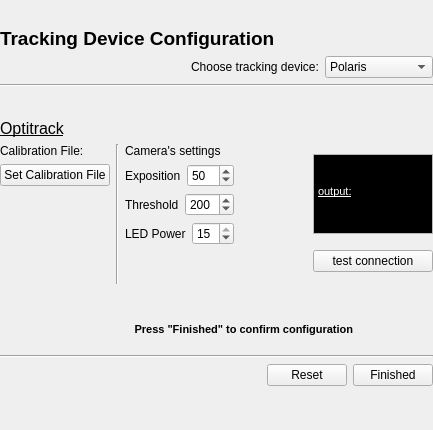
First picture: the form in Modules/IGTUI/Qmitk/QmitkTrackingDeviceConfigurationWidgetControls.ui, repository MITK/MITK, before the edit.
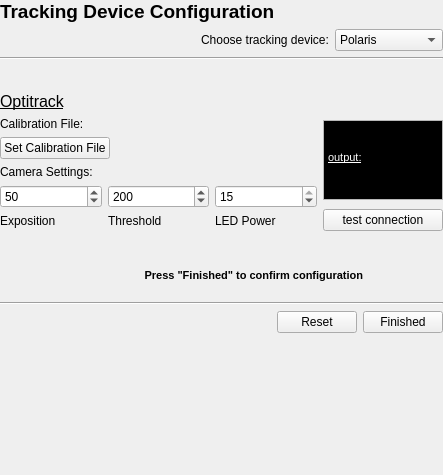
Second picture: the form after the edit. The open tabs and pages were chosen to show the change.

Commit message: changed alignment of UI elements to make the widget smaller

The edit to the form file:
```diff
--- a/Modules/IGTUI/Qmitk/QmitkTrackingDeviceConfigurationWidgetControls.ui
+++ b/Modules/IGTUI/Qmitk/QmitkTrackingDeviceConfigurationWidgetControls.ui
@@ -6,8 +6,8 @@
    <rect>
     <x>0</x>
     <y>0</y>
-    <width>433</width>
-    <height>430</height>
+    <width>443</width>
+    <height>475</height>
    </rect>
   </property>
   <property name="sizePolicy">
@@ -37,16 +37,27 @@
            <item>
             <widget class="QLabel" name="widget_title_label">
              <property name="text">
-              <string>
-                              &lt;!DOCTYPE HTML PUBLIC &quot;-//W3C//DTD HTML 4.0//EN&quot; &quot;http://www.w3.org/TR/REC-html40/strict.dtd&quot;&gt;
-                              &lt;html&gt;&lt;head&gt;&lt;meta name=&quot;qrichtext&quot; content=&quot;1&quot; /&gt;&lt;style type=&quot;text/css&quot;&gt;
-                              p, li { white-space: pre-wrap; }
-                              &lt;/style&gt;&lt;/head&gt;&lt;body style=&quot; font-family:'MS Shell Dlg 2'; font-size:8.25pt; font-weight:400; font-style:normal;&quot;&gt;
-                              &lt;p style=&quot; margin-top:0px; margin-bottom:0px; margin-left:0px; margin-right:0px; -qt-block-indent:0; text-indent:0px;&quot;&gt;&lt;span style=&quot; font-size:14pt; font-weight:600;&quot;&gt;Tracking Device Configuration&lt;/span&gt;&lt;/p&gt;&lt;/body&gt;&lt;/html&gt;
-                            </string>
+              <string>&lt;!DOCTYPE HTML PUBLIC &quot;-//W3C//DTD HTML 4.0//EN&quot; &quot;http://www.w3.org/TR/REC-html40/strict.dtd&quot;&gt;
+&lt;html&gt;&lt;head&gt;&lt;meta name=&quot;qrichtext&quot; content=&quot;1&quot; /&gt;&lt;style type=&quot;text/css&quot;&gt;
+p, li { white-space: pre-wrap; }
+&lt;/style&gt;&lt;/head&gt;&lt;body style=&quot; font-family:'MS Shell Dlg 2'; font-size:7.8pt; font-weight:400; font-style:normal;&quot;&gt;
+&lt;p style=&quot; margin-top:0px; margin-bottom:0px; margin-left:0px; margin-right:0px; -qt-block-indent:0; text-indent:0px;&quot;&gt;&lt;span style=&quot; font-size:14pt; font-weight:600;&quot;&gt;Tracking Device Configuration&lt;/span&gt;&lt;/p&gt;&lt;/body&gt;&lt;/html&gt;</string>
              </property>
             </widget>
            </item>
+           <item>
+            <spacer name="horizontalSpacer_7">
+             <property name="orientation">
+              <enum>Qt::Horizontal</enum>
+             </property>
+             <property name="sizeHint" stdset="0">
+              <size>
+               <width>40</width>
+               <height>20</height>
+              </size>
+             </property>
+            </spacer>
+           </item>
           </layout>
          </item>
          <item>
@@ -670,7 +681,7 @@
             </layout>
            </widget>
            <widget class="QWidget" name="optitrack_page">
-            <layout class="QVBoxLayout" name="verticalLayout_19">
+            <layout class="QVBoxLayout" name="verticalLayout_21">
              <item>
               <widget class="QLabel" name="Optitrack_label">
                <property name="sizePolicy">
@@ -691,9 +702,9 @@
               </widget>
              </item>
              <item>
-              <layout class="QHBoxLayout" name="horizontalLayout_19">
+              <layout class="QHBoxLayout" name="horizontalLayout_18">
                <item>
-                <layout class="QVBoxLayout" name="verticalLayout_18">
+                <layout class="QVBoxLayout" name="verticalLayout_20">
                  <item>
                   <widget class="QLabel" name="m_OptitrackCalibrationFile">
                    <property name="text">
@@ -702,6 +713,8 @@
                   </widget>
                  </item>
                  <item>
+                  <layout class="QHBoxLayout" name="horizontalLayout_17">
+                   <item>
                   <widget class="QPushButton" name="m_SetOptitrackCalibrationFile">
                    <property name="text">
                     <string>Set Calibration File</string>
@@ -709,45 +722,31 @@
                   </widget>
                  </item>
                  <item>
-                  <spacer name="verticalSpacer_9">
+                    <spacer name="horizontalSpacer_6">
                    <property name="orientation">
-                    <enum>Qt::Vertical</enum>
+                      <enum>Qt::Horizontal</enum>
                    </property>
                    <property name="sizeHint" stdset="0">
                     <size>
-                     <width>20</width>
-                     <height>40</height>
+                       <width>40</width>
+                       <height>20</height>
                     </size>
                    </property>
                   </spacer>
                  </item>
                 </layout>
                </item>
-               <item>
-                <widget class="Line" name="line_2">
-                 <property name="orientation">
-                  <enum>Qt::Vertical</enum>
-                 </property>
-                </widget>
-               </item>
-               <item>
-                <layout class="QVBoxLayout" name="verticalLayout_17">
                  <item>
                   <widget class="QLabel" name="label_Camera_Settings">
                    <property name="text">
-                    <string>Camera's settings</string>
+                    <string>Camera Settings:</string>
                    </property>
                   </widget>
                  </item>
                  <item>
                   <layout class="QHBoxLayout" name="horizontalLayout_15">
                    <item>
-                    <widget class="QLabel" name="label_11">
-                     <property name="text">
-                      <string>Exposition</string>
-                     </property>
-                    </widget>
-                   </item>
+                    <layout class="QVBoxLayout" name="verticalLayout_17">
                    <item>
                     <widget class="QSpinBox" name="m_OptitrackExp">
                      <property name="minimum">
@@ -761,17 +760,17 @@
                      </property>
                     </widget>
                    </item>
-                  </layout>
-                 </item>
                  <item>
-                  <layout class="QHBoxLayout" name="horizontalLayout_17">
-                   <item>
-                    <widget class="QLabel" name="label_12">
+                      <widget class="QLabel" name="label_11">
                      <property name="text">
-                      <string>Threshold</string>
+                        <string>Exposition</string>
                      </property>
                     </widget>
                    </item>
+                    </layout>
+                   </item>
+                   <item>
+                    <layout class="QVBoxLayout" name="verticalLayout_18">
                    <item>
                     <widget class="QSpinBox" name="m_OptitrackThr">
                      <property name="maximum">
@@ -782,10 +781,27 @@
                      </property>
                     </widget>
                    </item>
+                     <item>
+                      <widget class="QLabel" name="label_12">
+                       <property name="text">
+                        <string>Threshold</string>
+                       </property>
+                      </widget>
+                     </item>
                   </layout>
                  </item>
                  <item>
-                  <layout class="QHBoxLayout" name="horizontalLayout_18">
+                    <layout class="QVBoxLayout" name="verticalLayout_19">
+                     <item>
+                      <widget class="QSpinBox" name="m_OptitrackLed">
+                       <property name="maximum">
+                        <number>15</number>
+                       </property>
+                       <property name="value">
+                        <number>15</number>
+                       </property>
+                      </widget>
+                     </item>
                    <item>
                     <widget class="QLabel" name="label_13">
                      <property name="text">
@@ -793,46 +809,25 @@
                      </property>
                     </widget>
                    </item>
-                   <item>
-                    <widget class="QSpinBox" name="m_OptitrackLed">
-                     <property name="maximum">
-                      <number>15</number>
-                     </property>
-                     <property name="value">
-                      <number>15</number>
-                     </property>
-                    </widget>
+                    </layout>
                    </item>
                   </layout>
                  </item>
                  <item>
-                  <spacer name="verticalSpacer_10">
+                  <spacer name="verticalSpacer_8">
                    <property name="orientation">
                     <enum>Qt::Vertical</enum>
                    </property>
                    <property name="sizeHint" stdset="0">
                     <size>
                      <width>20</width>
-                     <height>40</height>
+                     <height>5</height>
                     </size>
                    </property>
                   </spacer>
                  </item>
                 </layout>
                </item>
-               <item>
-                <spacer name="horizontalSpacer_6">
-                 <property name="orientation">
-                  <enum>Qt::Horizontal</enum>
-                 </property>
-                 <property name="sizeHint" stdset="0">
-                  <size>
-                   <width>40</width>
-                   <height>20</height>
-                  </size>
-                 </property>
-                </spacer>
-               </item>
                <item>
                 <layout class="QVBoxLayout" name="verticalLayout_16">
                  <item>
@@ -862,7 +857,7 @@
                     <string>&lt;!DOCTYPE HTML PUBLIC &quot;-//W3C//DTD HTML 4.0//EN&quot; &quot;http://www.w3.org/TR/REC-html40/strict.dtd&quot;&gt;
 &lt;html&gt;&lt;head&gt;&lt;meta name=&quot;qrichtext&quot; content=&quot;1&quot; /&gt;&lt;style type=&quot;text/css&quot;&gt;
 p, li { white-space: pre-wrap; }
-&lt;/style&gt;&lt;/head&gt;&lt;body style=&quot; font-family:'MS Shell Dlg 2'; font-size:8.25pt; font-weight:400; font-style:normal;&quot; bgcolor=&quot;#000000&quot;&gt;
+&lt;/style&gt;&lt;/head&gt;&lt;body style=&quot; font-family:'MS Shell Dlg 2'; font-size:7.8pt; font-weight:400; font-style:normal;&quot; bgcolor=&quot;#000000&quot;&gt;
 &lt;p style=&quot; margin-top:0px; margin-bottom:0px; margin-left:0px; margin-right:0px; -qt-block-indent:0; text-indent:0px;&quot;&gt;&lt;span style=&quot; font-size:8pt;&quot;&gt;                                          &lt;/span&gt;&lt;/p&gt;
 &lt;p style=&quot; margin-top:0px; margin-bottom:0px; margin-left:0px; margin-right:0px; -qt-block-indent:0; text-indent:0px;&quot;&gt;&lt;span style=&quot; font-size:8pt;&quot;&gt;                                          &lt;/span&gt;&lt;/p&gt;
 &lt;p style=&quot; margin-top:0px; margin-bottom:0px; margin-left:0px; margin-right:0px; -qt-block-indent:0; text-indent:0px;&quot;&gt;&lt;span style=&quot; font-size:8pt; text-decoration: underline; color:#ffffff;&quot;&gt;output:&lt;/span&gt;&lt;span style=&quot; font-size:8pt;&quot;&gt;                                        &lt;/span&gt;&lt;/p&gt;&lt;/body&gt;&lt;/html&gt;</string>
@@ -901,19 +896,6 @@
                </item>
               </layout>
              </item>
-             <item>
-              <spacer name="verticalSpacer_8">
-               <property name="orientation">
-                <enum>Qt::Vertical</enum>
-               </property>
-               <property name="sizeHint" stdset="0">
-                <size>
-                 <width>20</width>
-                 <height>5</height>
-                </size>
-               </property>
-              </spacer>
-             </item>
             </layout>
            </widget>
           </widget>
```
Left out of the diff: 10 changed lines with no effect on the pictures. Lines whose indentation alone changed are shown as unchanged.
